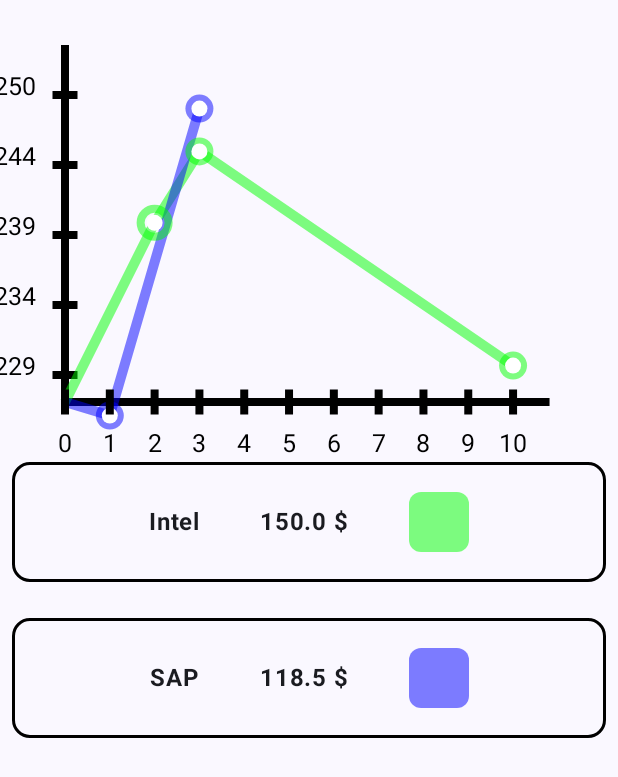
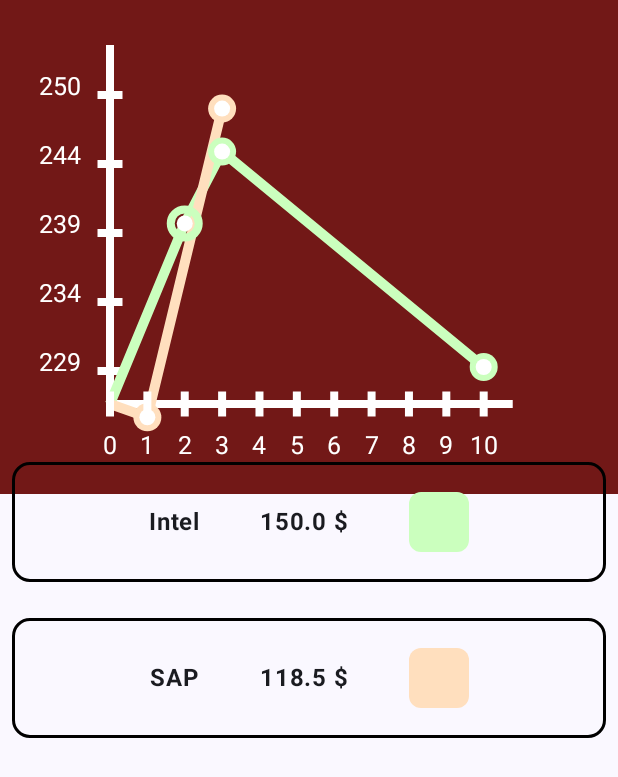
Before and after one commit to ILIIH/Neuro-Maining, an Android app built with Jetpack Compose: the screen it shows after launch (MainActivity), on a phone screen of 412 x 824 dp. Shown: the top 777 px of the screen. Run offline under Robolectric (Android 15) with nearby library versions, the light colour scheme and no system bars; 1 statement that could not run was skipped.

Commit message:
added pool of graph color

```diff
--- a/NeuroMaining/app/src/main/java/com/example/neuro_maining/MainActivity.kt
+++ b/NeuroMaining/app/src/main/java/com/example/neuro_maining/MainActivity.kt
@@ -24,6 +24,7 @@
 import androidx.compose.foundation.layout.PaddingValues
 import androidx.compose.foundation.layout.Row
 import androidx.compose.foundation.layout.Spacer
+import androidx.compose.foundation.layout.fillMaxHeight
 import androidx.compose.foundation.layout.fillMaxSize
 import androidx.compose.foundation.layout.fillMaxWidth
 import androidx.compose.foundation.layout.height
@@ -52,6 +53,9 @@
 import androidx.compose.ui.text.font.FontWeight
 import com.example.neuro_maining.data.MiningHistory
 import com.example.neuro_maining.data.util.getEarningSum
+import com.example.neuro_maining.ui.theme.Graph1Color
+import com.example.neuro_maining.ui.theme.Graph2Color
+import com.example.neuro_maining.ui.theme.PrimaryColor
 
 val miningHistory = listOf(
     MiningHistory(
@@ -61,7 +65,7 @@
             12 to 100f,
             10 to 50f
         ),
-        color = Color.Green,
+        color = Graph1Color,
         miningSource = "Intel"
     ),
     MiningHistory(
@@ -71,7 +75,7 @@
             14 to 100f,
             19 to 50f
         ),
-        color = Color.Blue,
+        color = Graph2Color,
         miningSource = "SAP"
     )
 )
@@ -99,13 +103,16 @@
                     color = MaterialTheme.colorScheme.background
                 ) {
                     Box(modifier = Modifier.fillMaxSize()) {
-                        PlotView(
-                            miningHistory,
-                            modifier = Modifier
-                                .fillMaxWidth()
-                                .padding(top = 30.dp)
-                                .padding(horizontal = 10.dp)
-                        )
+                        Box (modifier = Modifier.background(PrimaryColor)){
+                            PlotView(
+                                miningHistory,
+                                modifier = Modifier
+                                    .fillMaxHeight(0.4f)
+                                    .fillMaxWidth(1f)
+                                    .padding(top = 30.dp, bottom = 60.dp)
+                                    .padding(horizontal = 40.dp)
+                            )
+                        }
 
                         ListOfEarnings(
                             modifier = Modifier
@@ -168,7 +175,7 @@
                 Box(
                     modifier = Modifier
                         .size(40.dp)
-                        .background(item.color.copy(alpha = 0.5f), shape = RoundedCornerShape(8.dp))
+                        .background(item.color, shape = RoundedCornerShape(8.dp))
                 )
             }
         }
@@ -267,19 +274,3 @@
     external fun Init_cpp_file(): String
 
 }
-
-@Composable
-fun Greeting(name: String, modifier: Modifier = Modifier) {
-    Text(
-        text = "Hello $name!",
-        modifier = modifier
-    )
-}
-
-@Preview(showBackground = true)
-@Composable
-fun GreetingPreview() {
-    NeuroMainingTheme {
-        Greeting("Android")
-    }
-}
--- a/NeuroMaining/app/src/main/java/com/example/neuro_maining/ui/custom_view/PlotView.kt
+++ b/NeuroMaining/app/src/main/java/com/example/neuro_maining/ui/custom_view/PlotView.kt
@@ -3,15 +3,10 @@
 import android.graphics.Paint
 import android.graphics.Path
 import androidx.compose.foundation.Canvas
-import androidx.compose.foundation.layout.Box
-import androidx.compose.foundation.layout.fillMaxHeight
-import androidx.compose.foundation.layout.fillMaxSize
-import androidx.compose.foundation.layout.fillMaxWidth
 import androidx.compose.runtime.Composable
 import androidx.compose.runtime.remember
 import androidx.compose.ui.Modifier
 import androidx.compose.ui.graphics.Color
-import androidx.compose.ui.graphics.PaintingStyle
 import androidx.compose.ui.graphics.drawscope.DrawContext
 import androidx.compose.ui.graphics.nativeCanvas
 import androidx.compose.ui.graphics.toArgb
@@ -28,19 +23,19 @@
     val axesPath = remember { Path() }
 
     val textPaint = remember{Paint().apply {
-        color = android.graphics.Color.BLACK
+        color = android.graphics.Color.WHITE
         textSize = AXIS_FONT_SIZE
         textAlign = Paint.Align.CENTER
     }}
 
     val axesPaint = Paint().apply {
-        color = android.graphics.Color.BLACK
+        color = android.graphics.Color.WHITE
         style = Paint.Style.STROKE
         strokeWidth = 8f
     }
 
     val graphPaint = Paint().apply {
-        color = android.graphics.Color.BLACK
+        color = android.graphics.Color.WHITE
         style = Paint.Style.STROKE
         strokeWidth = 8f
     }
@@ -76,7 +71,7 @@
             drawContext.canvas.nativeCanvas.drawPath(
                 earningPath,
                 Paint().apply {
-                    color = poinsPool.color.copy(alpha = 0.5f).toArgb()
+                    color = poinsPool.color.toArgb()
                     strokeWidth = 10.0f
                     style = Paint.Style.STROKE
                 }
@@ -97,7 +92,7 @@
                         y,
                         14f,
                         graphPaint.apply {
-                            color = poinsPool.color.copy(alpha = 0.5f).toArgb()
+                            color = poinsPool.color.toArgb()
                         }
                     )
                     drawContext.canvas.nativeCanvas.drawCircle(
@@ -179,11 +174,9 @@
     }
 
 
-    Box(modifier = modifier.fillMaxSize()) {
-        Canvas(modifier = Modifier.fillMaxHeight(0.3f).fillMaxWidth(1f)) {
-            configurePaths(size.width, size.height)
-            drawContext.canvas.nativeCanvas.drawPath(axesPath , axesPaint)
-            onDraw(size.height, size.width, drawContext)
-        }
+    Canvas(modifier = modifier) {
+        configurePaths(size.width, size.height)
+        drawContext.canvas.nativeCanvas.drawPath(axesPath , axesPaint)
+        onDraw(size.height, size.width, drawContext)
     }
 }
--- a/NeuroMaining/app/src/main/java/com/example/neuro_maining/ui/theme/Color.kt
+++ b/NeuroMaining/app/src/main/java/com/example/neuro_maining/ui/theme/Color.kt
@@ -2,6 +2,11 @@
 
 import androidx.compose.ui.graphics.Color
 
-val Primary = Color(0xFF721817)
-val Secondary = Color(0xFFFA9F42)
-val Grey = Color(0xFFE0E0E2)
+val PrimaryColor = Color(0xFF721817)
+val SecondaryColor = Color(0xFFFA9F42)
+val GreyColor = Color(0xFFE0E0E2)
+
+val Graph1Color = Color(0xFFCBFFBE)
+val Graph2Color = Color(0xFFFFDFBE)
+val Graph3Color = Color(0xFFFFBEEF)
+val Graph4Color = Color(0xFFBEC9FF)
--- a/NeuroMaining/app/src/main/java/com/example/neuro_maining/ui/theme/Theme.kt
+++ b/NeuroMaining/app/src/main/java/com/example/neuro_maining/ui/theme/Theme.kt
@@ -16,31 +16,20 @@
 import androidx.core.view.WindowCompat
 
 private val DarkColorScheme = darkColorScheme(
-    primary = Purple80,
-    secondary = PurpleGrey80,
-    tertiary = Pink80
+    primary = PrimaryColor,
+    secondary = SecondaryColor,
+    tertiary = GreyColor
 )
 
 private val LightColorScheme = lightColorScheme(
-    primary = Purple40,
-    secondary = PurpleGrey40,
-    tertiary = Pink40
-
-    /* Other default colors to override
-    background = Color(0xFFFFFBFE),
-    surface = Color(0xFFFFFBFE),
-    onPrimary = Color.White,
-    onSecondary = Color.White,
-    onTertiary = Color.White,
-    onBackground = Color(0xFF1C1B1F),
-    onSurface = Color(0xFF1C1B1F),
-    */
+    primary = PrimaryColor,
+    secondary = SecondaryColor,
+    tertiary = GreyColor
 )
 
 @Composable
 fun NeuroMainingTheme(
     darkTheme: Boolean = isSystemInDarkTheme(),
-    // Dynamic color is available on Android 12+
     dynamicColor: Boolean = true,
     content: @Composable () -> Unit
 ) {
```
Also changed, not shown: 2 other files.
